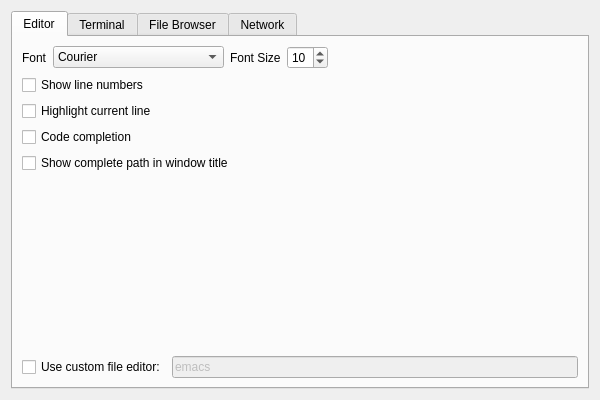
First picture: the form in libgui/src/settings-dialog.ui, repository ctaggart/octave, before the edit.
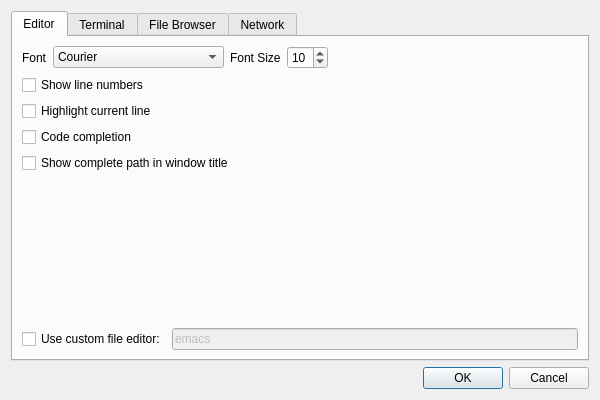
Second picture: the form after the edit.

Commit message:
provide buttons for the settings dialog (bug #36981)
* settings-dialog.ui: Add Ok and Cancel buttons.
* settings-dialog.h, settings-dialog.cc
(settings_dialog::write_changed_settings): New method.
* main-window.cc: Call it.

The edit to the form file:
```diff
--- a/libgui/src/settings-dialog.ui
+++ b/libgui/src/settings-dialog.ui
@@ -487,6 +487,13 @@
      </widget>
     </widget>
    </item>
+   <item>
+    <widget class="QDialogButtonBox" name="buttonBox">
+     <property name="standardButtons">
+      <set>QDialogButtonBox::Cancel|QDialogButtonBox::Ok</set>
+     </property>
+    </widget>
+   </item>
   </layout>
  </widget>
  <resources/>
```
Left out of the diff: 32 changed lines with no effect on the pictures. The commit also changes 3 other files.
